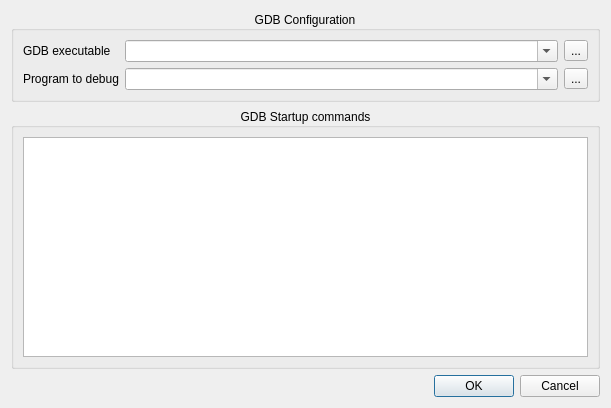
Old version of the form gdbstartdialog.ui in the repository martinribelotta/embedded-ide.
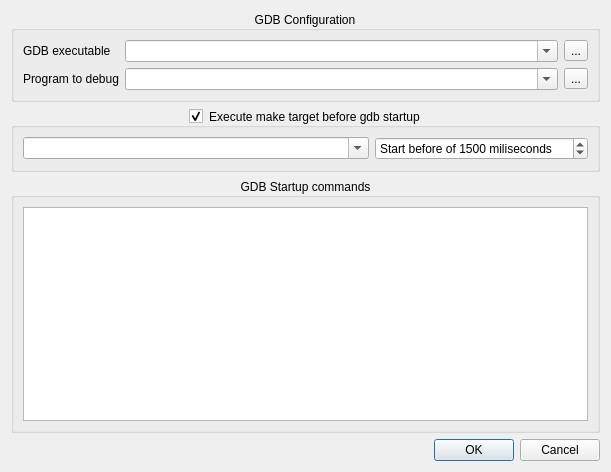
New version of the form. Icons and pictures are not drawn.

Diff of the .ui file:
```diff
--- a/gdbstartdialog.ui
+++ b/gdbstartdialog.ui
@@ -7,7 +7,7 @@
     <x>0</x>
     <y>0</y>
     <width>611</width>
-    <height>408</height>
+    <height>472</height>
    </rect>
   </property>
   <property name="windowTitle">
@@ -96,6 +96,50 @@
      </layout>
     </widget>
    </item>
+   <item>
+    <widget class="QGroupBox" name="groupPreTarget">
+     <property name="title">
+      <string>Execute make target before gdb startup</string>
+     </property>
+     <property name="alignment">
+      <set>Qt::AlignCenter</set>
+     </property>
+     <property name="checkable">
+      <bool>true</bool>
+     </property>
+     <layout class="QHBoxLayout" name="horizontalLayout">
+      <item>
+       <widget class="QComboBox" name="comboPreTargetMake">
+        <property name="sizePolicy">
+         <sizepolicy hsizetype="Expanding" vsizetype="Fixed">
+          <horstretch>0</horstretch>
+          <verstretch>0</verstretch>
+         </sizepolicy>
+        </property>
+        <property name="editable">
+         <bool>true</bool>
+        </property>
+       </widget>
+      </item>
+      <item>
+       <widget class="QSpinBox" name="spinStartDelay">
+        <property name="suffix">
+         <string> miliseconds</string>
+        </property>
+        <property name="prefix">
+         <string>Start before of </string>
+        </property>
+        <property name="maximum">
+         <number>99999999</number>
+        </property>
+        <property name="value">
+         <number>1500</number>
+        </property>
+       </widget>
+      </item>
+     </layout>
+    </widget>
+   </item>
    <item>
     <widget class="QGroupBox" name="groupBox">
      <property name="title">
```
